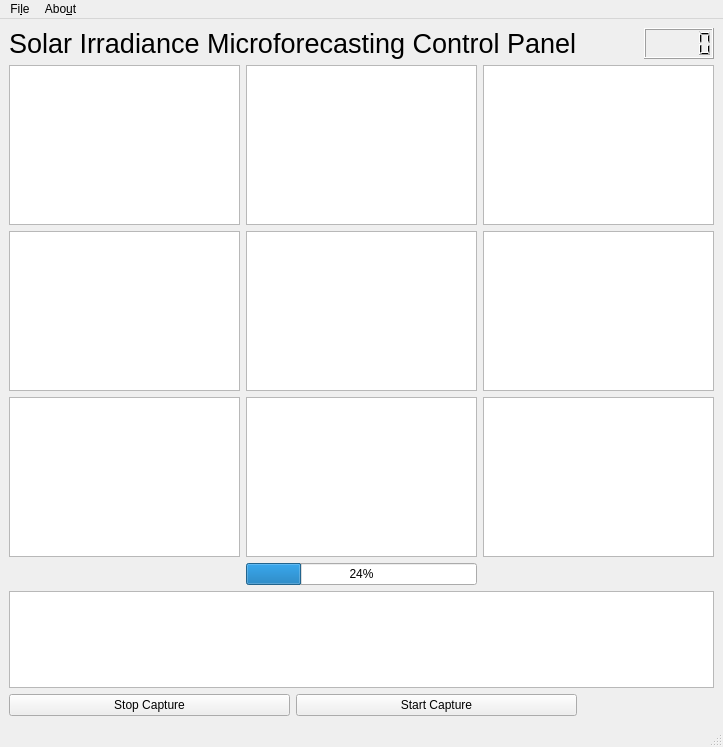
Old version of the form simf-python-gui/MainWindow.ui in the repository Goldman60/simf-python-gui.
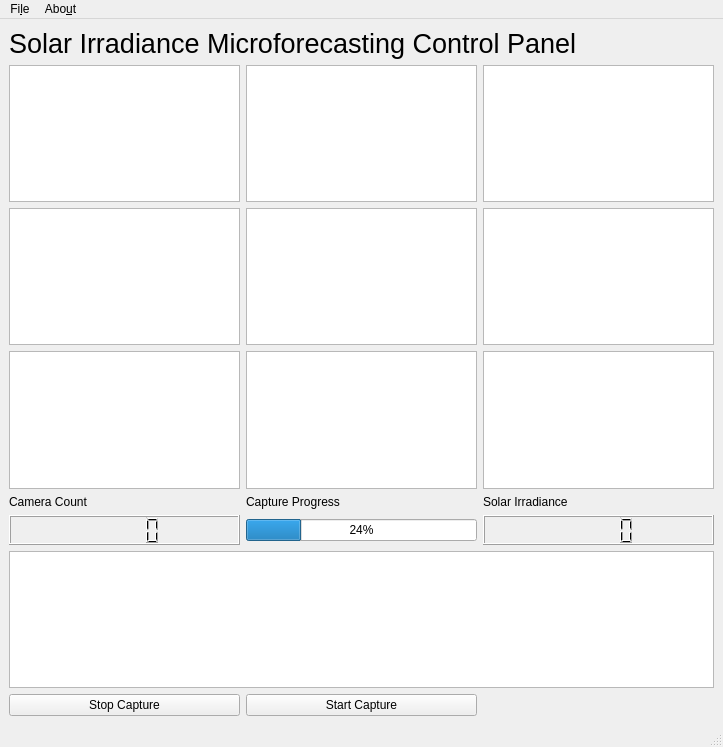
New version of the form. Icons and pictures are not drawn.

What changed in the file:
```diff
--- a/simf-python-gui/MainWindow.ui
+++ b/simf-python-gui/MainWindow.ui
@@ -23,33 +23,6 @@
   </property>
   <widget class="QWidget" name="centralwidget">
    <layout class="QGridLayout" name="gridLayout_2">
-    <item row="7" column="0">
-     <widget class="QPushButton" name="stopCapButton">
-      <property name="text">
-       <string>Stop Capture</string>
-      </property>
-     </widget>
-    </item>
-    <item row="7" column="1">
-     <widget class="QPushButton" name="startCapButton">
-      <property name="text">
-       <string>Start Capture</string>
-      </property>
-     </widget>
-    </item>
-    <item row="0" column="3">
-     <widget class="QLCDNumber" name="lcdNumber">
-      <property name="minimumSize">
-       <size>
-        <width>70</width>
-        <height>30</height>
-       </size>
-      </property>
-     </widget>
-    </item>
-    <item row="6" column="0" colspan="4">
-     <widget class="QListWidget" name="consoleWidget"/>
-    </item>
     <item row="0" column="0" colspan="2">
      <widget class="QLabel" name="label">
       <property name="font">
@@ -62,8 +35,15 @@
       </property>
      </widget>
     </item>
-    <item row="1" column="0" colspan="4">
+    <item row="1" column="0" colspan="3">
      <layout class="QGridLayout" name="gridLayout">
+      <item row="8" column="0">
+       <widget class="QPushButton" name="stopCapButton">
+        <property name="text">
+         <string>Stop Capture</string>
+        </property>
+       </widget>
+      </item>
       <item row="3" column="2">
        <widget class="QGraphicsView" name="graphicsView_7"/>
       </item>
@@ -91,31 +71,69 @@
       <item row="2" column="2">
        <widget class="QGraphicsView" name="graphicsView_9"/>
       </item>
-      <item row="4" column="1">
+      <item row="6" column="1">
        <widget class="QProgressBar" name="progressBar">
         <property name="value">
          <number>24</number>
         </property>
        </widget>
       </item>
+      <item row="6" column="2">
+       <widget class="QLCDNumber" name="solarIrradiance">
+        <property name="minimumSize">
+         <size>
+          <width>70</width>
+          <height>30</height>
+         </size>
+        </property>
+       </widget>
+      </item>
+      <item row="7" column="0" colspan="3">
+       <widget class="QPlainTextEdit" name="consoleWidget">
+        <property name="undoRedoEnabled">
+         <bool>false</bool>
+        </property>
+        <property name="readOnly">
+         <bool>true</bool>
+        </property>
+        <property name="textInteractionFlags">
+         <set>Qt::TextSelectableByKeyboard|Qt::TextSelectableByMouse</set>
+        </property>
+       </widget>
+      </item>
+      <item row="8" column="1">
+       <widget class="QPushButton" name="startCapButton">
+        <property name="text">
+         <string>Start Capture</string>
+        </property>
+       </widget>
+      </item>
+      <item row="5" column="1">
+       <widget class="QLabel" name="label_2">
+        <property name="text">
+         <string>Capture Progress</string>
+        </property>
+       </widget>
+      </item>
+      <item row="5" column="2">
+       <widget class="QLabel" name="label_3">
+        <property name="text">
+         <string>Solar Irradiance</string>
+        </property>
+       </widget>
+      </item>
+      <item row="5" column="0">
+       <widget class="QLabel" name="label_4">
+        <property name="text">
+         <string>Camera Count</string>
+        </property>
+       </widget>
+      </item>
+      <item row="6" column="0">
+       <widget class="QLCDNumber" name="cameraCount"/>
+      </item>
      </layout>
     </item>
-    <item row="0" column="2">
-     <spacer name="horizontalSpacer_3">
-      <property name="orientation">
-       <enum>Qt::Horizontal</enum>
-      </property>
-      <property name="sizeType">
-       <enum>QSizePolicy::Minimum</enum>
-      </property>
-      <property name="sizeHint" stdset="0">
-       <size>
-        <width>29</width>
-        <height>20</height>
-       </size>
-      </property>
-     </spacer>
-    </item>
    </layout>
   </widget>
   <widget class="QMenuBar" name="menubar">
```
